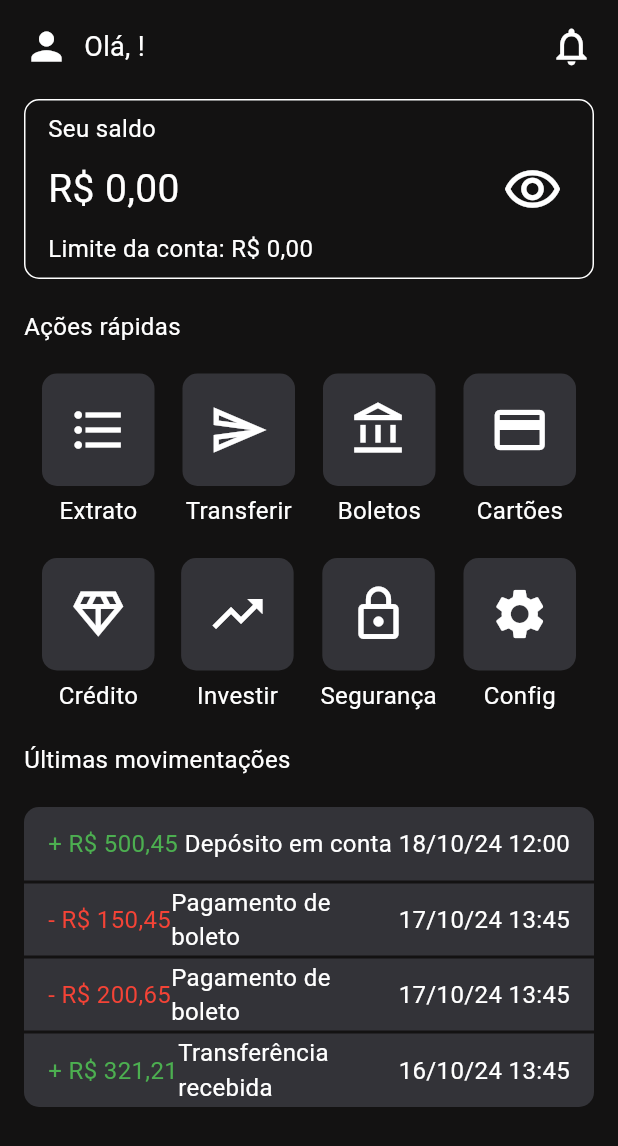
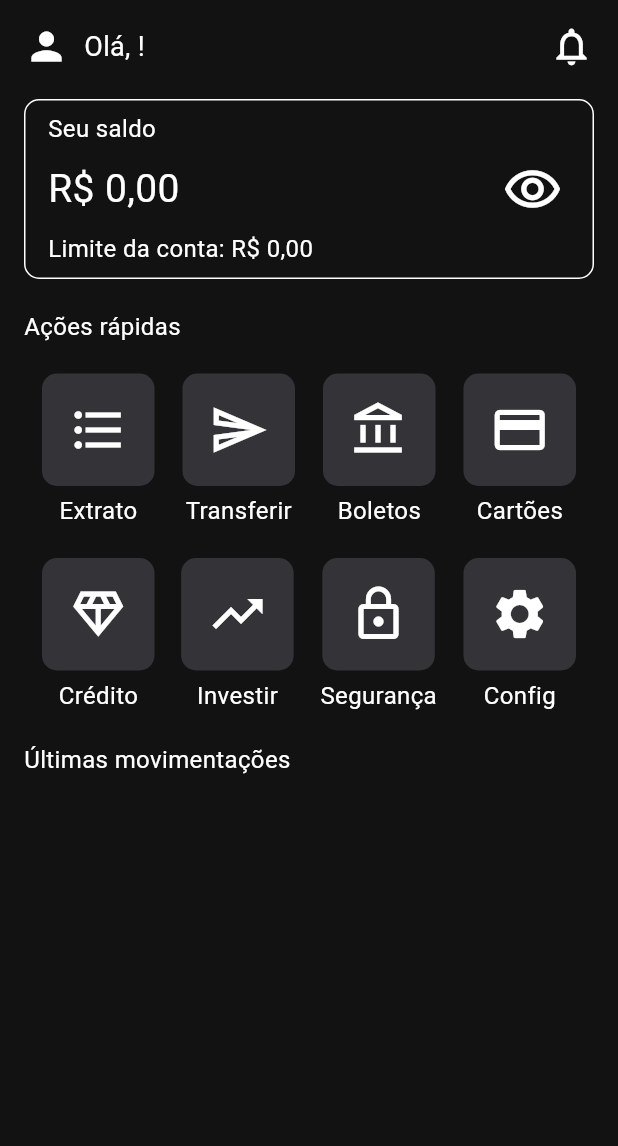
Before and after one commit to ErickOliveiraT/anybank-app, a Flutter app: the HomePage screen opened by its route, on a phone screen of 412 x 824 dp. Shown: the top 1146 px of the screen. Run offline on Flutter 3.47's test engine with Material 3 defaults, Android fonts, the phone set to English and light mode, and no system bars; our stand-ins replace mask_text_input_formatter, shared_preferences; accounts and stored records are empty.

```diff
--- a/lib/main.dart
+++ b/lib/main.dart
@@ -9,7 +9,7 @@ void main() {
     initialRoute: '/',
     routes: {
       '/': (context) => SplashScreen(),
-      '/home': (context) => HomePage(),
+      '/home': (context) => const HomePage(),
       '/login': (context) => const LoginPage(),
       '/account-selection': (context) => AccountSelection(),
     },
--- a/lib/pages/home.dart
+++ b/lib/pages/home.dart
@@ -1,10 +1,11 @@
-// import 'package:intl/intl.dart';
+import 'package:intl/intl.dart';
 import 'dart:convert';
-
 import 'package:flutter/material.dart';
 import 'package:shared_preferences/shared_preferences.dart';
 
 class HomePage extends StatefulWidget {
+  const HomePage({super.key});
+
   @override
   _HomePageState createState() => _HomePageState();
 }
@@ -19,7 +20,7 @@ class _HomePageState extends State<HomePage> {
   double accountBalance = 0;
   double accountLimit = 0;
   String nickname = "";
-  String lastTransactionsJson = "";
+  List<dynamic> lastTransactions = [];
 
   Future<void> _getAccountInfo() async {
     SharedPreferences prefs = await SharedPreferences.getInstance();
@@ -29,7 +30,8 @@ class _HomePageState extends State<HomePage> {
       nickname = prefs.getString('nickname') ?? "";
       accountBalance = account['balance'] ?? "";
       accountLimit = account['credit_limit'] ?? "";
-      lastTransactionsJson = prefs.getString('last_transactions') ?? "";
+      lastTransactions =
+          jsonDecode(prefs.getString('last_transactions') ?? '"[]"');
     });
   }
 
@@ -71,7 +73,7 @@ class _HomePageState extends State<HomePage> {
                   width: double.infinity,
                   height: 120,
                   child: (Padding(
-                      padding: EdgeInsets.only(left: 15),
+                      padding: const EdgeInsets.only(left: 15),
                       child: Row(
                         mainAxisAlignment: MainAxisAlignment.spaceBetween,
                         children: [
@@ -113,23 +115,13 @@ class _HomePageState extends State<HomePage> {
               const Text("Últimas movimentações",
                   style: TextStyle(color: Colors.white, fontSize: 16)),
               const SizedBox(height: 20),
-              // _buildLastTransactions()
-              _buildTransactionItem(true, false, "Depósito em conta", 500.45,
-                  "18/10/24 12:00", "credit"),
-              _buildTransactionItem(false, false, "Pagamento de boleto", 150.45,
-                  "17/10/24 13:45", "debit"),
-              _buildTransactionItem(false, false, "Pagamento de boleto", 200.65,
-                  "17/10/24 13:45", "debit"),
-              _buildTransactionItem(false, true, "Transferência recebida",
-                  321.21, "16/10/24 13:45", "credit"),
+              _buildLastTransactions()
             ],
           )),
     );
   }
 
   Widget _buildLastTransactions() {
-    final lastTransactions = jsonDecode(lastTransactionsJson);
-    print(lastTransactions);
     List<Widget> transactionItems = [];
     for (var i = 0; i < lastTransactions.length; i++) {
       transactionItems.add(_buildTransactionItem(
@@ -264,9 +256,8 @@ class _HomePageState extends State<HomePage> {
   }
 
   String formatDate(String isoDate) {
-    return isoDate;
-    // DateTime parsedDate = DateTime.parse(isoDate);
-    // DateFormat formatter = DateFormat('dd/MM/yyyy HH:mm');
-    // return formatter.format(parsedDate);
+    DateTime parsedDate = DateTime.parse(isoDate);
+    DateFormat formatter = DateFormat('dd/MM/yyyy HH:mm');
+    return formatter.format(parsedDate);
   }
 }
```
